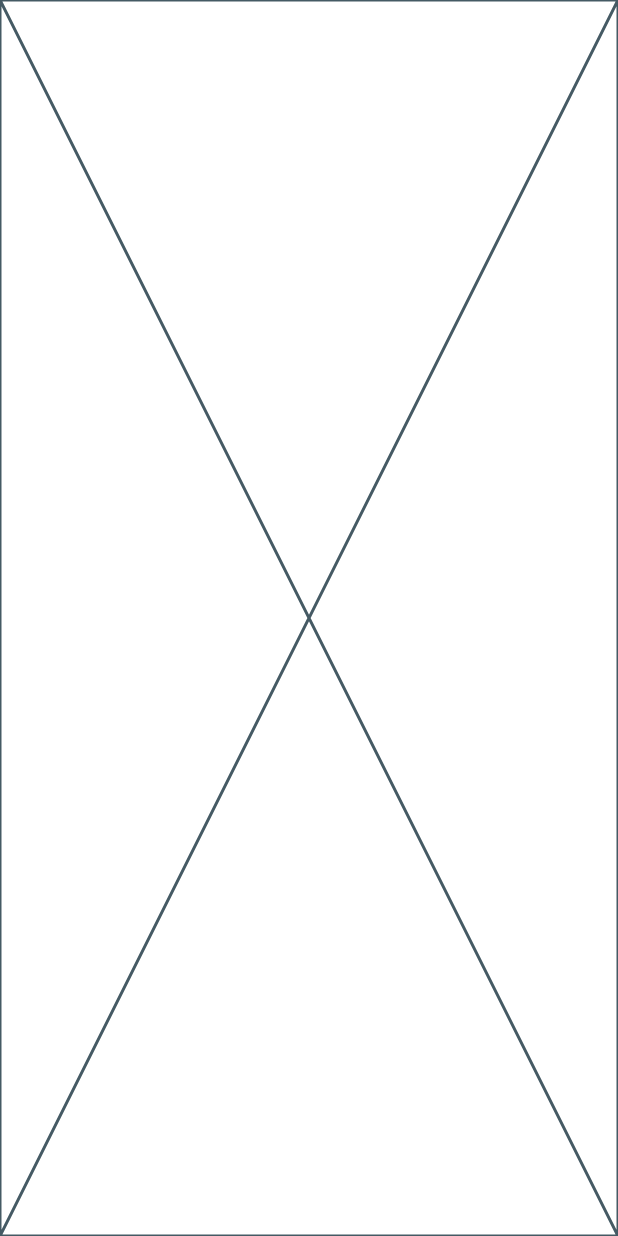
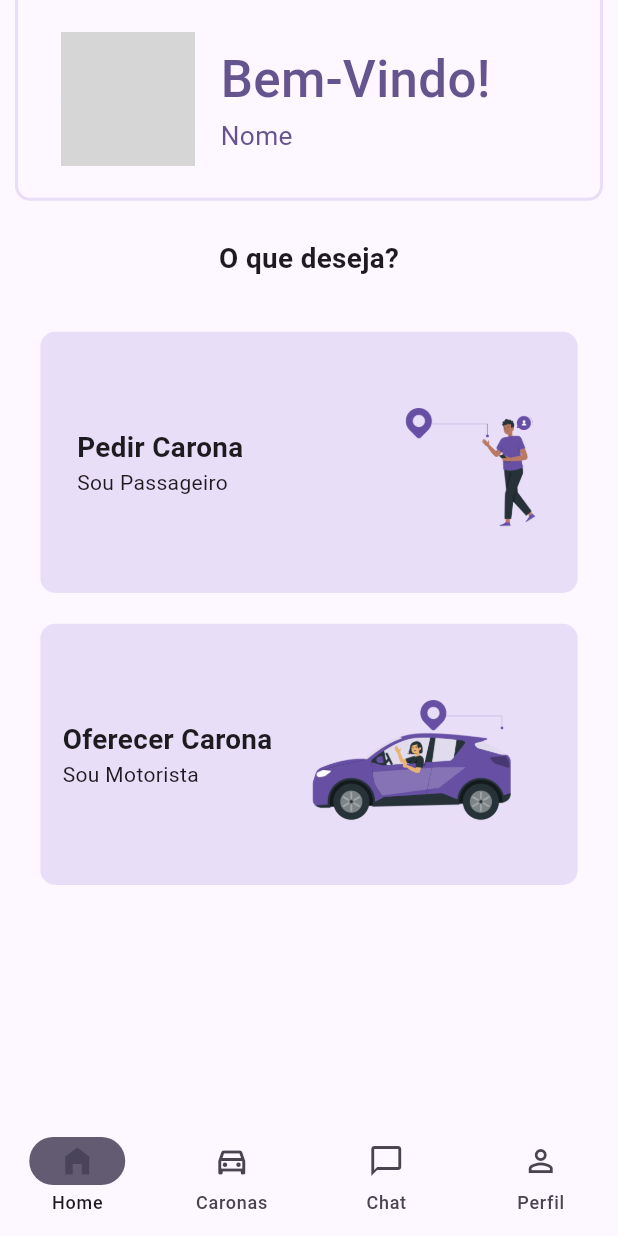
Before and after one commit to meirelesnic/SistemaDeCaronasUFF, a Flutter app: the screen it shows after launch, on a phone screen of 412 x 824 dp. Run offline on Flutter 3.47's test engine with Material 3 defaults, Android fonts, the phone set to English and light mode, and no system bars; network calls fail; grey boxes are pictures that could not be loaded.

Commit message:
Tela Home

```diff
--- a/uff_caronas/lib/main.dart
+++ b/uff_caronas/lib/main.dart
@@ -1,5 +1,6 @@
 import 'package:flutter/material.dart';
 import 'package:uff_caronas/login.dart';
+import 'package:uff_caronas/telas/mainScreen.dart';
 
 void main() {
   runApp(const MyApp());
@@ -13,13 +14,13 @@ class MyApp extends StatelessWidget {
       debugShowCheckedModeBanner: false,
       title: 'UFF Caronas',
       theme: ThemeData(
-        colorScheme: ColorScheme.fromSeed(seedColor: Colors.purple),
+        colorScheme: ColorScheme.fromSeed(seedColor: Color(0xFF6750A4)),
         useMaterial3: true,
       ),
       //Verificar se esta autenticado
       // ...
       //Se nao estiver autenticado
-      home: const Login(),
+      home: const MainScreen(),
       //Se tiver autenticado
       //home: const Home(),
     );
--- /dev/null
+++ b/uff_caronas/lib/telas/home.dart
@@ -0,0 +1,165 @@
+import 'package:flutter/cupertino.dart';
+import 'package:flutter/material.dart';
+import 'package:flutter/widgets.dart';
+
+class Home extends StatefulWidget {
+  const Home({super.key});
+
+  @override
+  State<Home> createState() => _HomeState();
+}
+
+class _HomeState extends State<Home> {
+  @override
+  Widget build(BuildContext context) {
+    final screenSize = MediaQuery.of(context).size;
+
+    return Scaffold(
+      backgroundColor: Theme.of(context).colorScheme.background,
+      body: Container(
+        child: Column(
+          children: [
+            SafeArea(
+              child: Container(
+                height: screenSize.height * (130.0 / 800.0),
+                margin: EdgeInsets.symmetric(horizontal: 10),
+                decoration: BoxDecoration(
+                  color: Theme.of(context).colorScheme.surface,
+                  borderRadius: BorderRadius.only(
+                    bottomLeft: Radius.circular(10),
+                    bottomRight: Radius.circular(10),
+                  ),
+                  border: Border(
+                    right: BorderSide(
+                      color: Theme.of(context).colorScheme.secondaryContainer, // cor da linha de contorno
+                      width: 2.0, // largura da linha de contorno
+                    ),
+                    left: BorderSide(
+                      color: Theme.of(context).colorScheme.secondaryContainer, // cor da linha de contorno
+                      width: 2.0, // largura da linha de contorno
+                    ),
+                    bottom: BorderSide(
+                      color: Theme.of(context).colorScheme.secondaryContainer, // cor da linha de contorno
+                      width: 2.0, // largura da linha de contorno
+                    ),
+                  ),
+                ),
+                child: Container(
+                  margin: EdgeInsets.symmetric(horizontal: screenSize.width * (25/360)),
+                  child: Row(
+                    mainAxisAlignment: MainAxisAlignment.start,
+                    children: [
+                      CircleAvatar(
+                        radius: screenSize.width * (39 / 360),
+                        backgroundColor: Colors.blue,
+                        backgroundImage: NetworkImage('https://gravatar.com/avatar/fa477d3f9bb01b5dc6e3c81e79434b36?s=400&d=robohash&r=x'),
+                      ),
+                      Container(
+                        width: screenSize.width * (15/360),
+                      ),
+                      Column(
+                        mainAxisAlignment: MainAxisAlignment.center,
+                        crossAxisAlignment: CrossAxisAlignment.start,
+                        children: [
+                          Text('Bem-Vindo!',
+                            style: TextStyle(
+                              color: Theme.of(context).colorScheme.primary,
+                              fontWeight: FontWeight.w500,
+                              fontSize: screenSize.height * (33/800)
+                            ),
+                          ),
+                          Text('Nome',
+                            style: TextStyle(
+                              color: Theme.of(context).colorScheme.primary,
+                              fontSize: screenSize.height * (17/800)
+                            ),
+                          )
+                        ],
+                      )
+                    ],
+                  ),
+                ),
+              ),
+            ),
+            //botoes Pedir oferecer
+            Padding(
+              padding: const EdgeInsets.symmetric(vertical: 25),
+              child: Text('O que deseja?',
+                style: TextStyle(
+                  fontWeight: FontWeight.bold,
+                  fontSize: screenSize.height * (18/800)
+                )
+              ),
+            ),
+            InkWell(
+              onTap: () {
+                print('Pedir');
+              },
+              child: Container(
+                margin: EdgeInsets.symmetric(vertical: screenSize.height * (10/800)),
+                width: screenSize.width * (313/360),
+                height: screenSize.height * (169/800),
+                decoration: BoxDecoration(
+                  color: Theme.of(context).colorScheme.secondaryContainer,
+                  borderRadius: BorderRadius.all(Radius.circular(10)),
+                ),
+                child: Row(
+                  mainAxisAlignment: MainAxisAlignment.spaceEvenly,
+                  children: [
+                    Column(
+                      mainAxisAlignment: MainAxisAlignment.center,
+                      crossAxisAlignment: CrossAxisAlignment.start,
+                      children: [
+                        Text('Pedir Carona',
+                          style: TextStyle(
+                            fontWeight: FontWeight.bold,
+                            fontSize: screenSize.height * (18/800)
+                          ),
+                        ),
+                        Text('Sou Passageiro')
+                      ],
+                    ),
+                    Image.asset('image/pedir.png')
+                  ],
+                )
+              )
+            ),
+            InkWell(
+              onTap: () {
+                print('Oferecer');
+              },
+              child: Container(
+                margin: EdgeInsets.symmetric(vertical: screenSize.height * (10/800)),
+                width: screenSize.width * (313/360),
+                height: screenSize.height * (169/800),
+                decoration: BoxDecoration(
+                  color: Theme.of(context).colorScheme.secondaryContainer,
+                  borderRadius: BorderRadius.all(Radius.circular(10)),
+                ),
+                child: Row(
+                  mainAxisAlignment: MainAxisAlignment.spaceEvenly,
+                  children: [
+                    Column(
+                      mainAxisAlignment: MainAxisAlignment.center,
+                      crossAxisAlignment: CrossAxisAlignment.start,
+                      children: [
+                        Text('Oferecer Carona',
+                          style: TextStyle(
+                            fontWeight: FontWeight.bold,
+                            fontSize: screenSize.height * (18/800)
+                          ),
+                        ),
+                        Text('Sou Motorista')
+                      ],
+                    ),
+                    Image.asset('image/oferecer.png')
+                  ],
+                )
+              )
+            )
+          ],
+        ),
+      ),
+    );
+  }
+}
--- /dev/null
+++ b/uff_caronas/lib/telas/mainScreen.dart
@@ -0,0 +1,58 @@
+import 'package:flutter/material.dart';
+import 'package:uff_caronas/telas/chatFeed.dart';
+import 'package:uff_caronas/telas/historico.dart';
+import 'package:uff_caronas/telas/home.dart';
+import 'package:uff_caronas/telas/perfil.dart';
+
+class MainScreen extends StatefulWidget {
+  const MainScreen({super.key});
+
+  @override
+  State<MainScreen> createState() => _MainScreenState();
+}
+
+class _MainScreenState extends State<MainScreen> {
+  int indexScreen = 0;
+  final screens = [Home(), Historico(), ChatFeed(), Perfil()];
+
+  @override
+  Widget build(BuildContext context) {
+    return Scaffold(
+      body: screens[indexScreen],
+      bottomNavigationBar: NavigationBarTheme(
+        data: NavigationBarThemeData(
+        indicatorColor: Theme.of(context).colorScheme.secondary,
+        backgroundColor: Theme.of(context).colorScheme.surface),
+        child: NavigationBar(
+            selectedIndex: indexScreen,
+            onDestinationSelected: (value) {
+              setState(() {
+                indexScreen = value;
+              });
+            },
+            destinations: [
+              NavigationDestination(
+                icon: Icon(Icons.house_outlined),
+                label: 'Home',
+                selectedIcon: Icon(Icons.home_filled),
+              ),
+              NavigationDestination(
+                icon: Icon(Icons.directions_car_filled_outlined),
+                label: 'Caronas',
+                selectedIcon: Icon(Icons.directions_car_filled),
+              ),
+              NavigationDestination(
+                icon: Icon(Icons.messenger_outline),
+                label: 'Chat',
+                selectedIcon: Icon(Icons.messenger),
+              ),
+              NavigationDestination(
+                icon: Icon(Icons.person_outline),
+                label: 'Perfil',
+                selectedIcon: Icon(Icons.person),
+              ),
+            ]),
+      ),
+    );
+  }
+}
--- a/uff_caronas/pubspec.yaml
+++ b/uff_caronas/pubspec.yaml
@@ -59,8 +59,8 @@ flutter:
   uses-material-design: true
 
   # To add assets to your application, add an assets section, like this:
-  # assets:
-  #   - images/a_dot_burr.jpeg
+  assets:
+   - image/
   #   - images/a_dot_ham.jpeg
 
   # An image asset can refer to one or more resolution-specific "variants", see
```
Also changed, not shown: uff_caronas/image/oferecer.png (added), uff_caronas/image/pedir.png (added), 1 other file.
